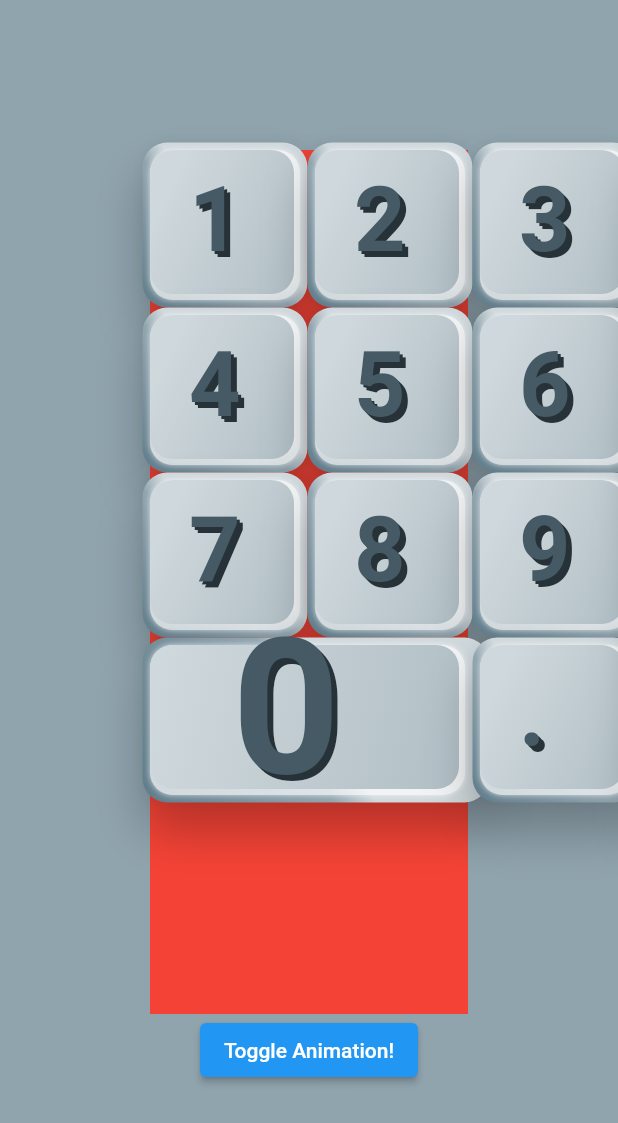
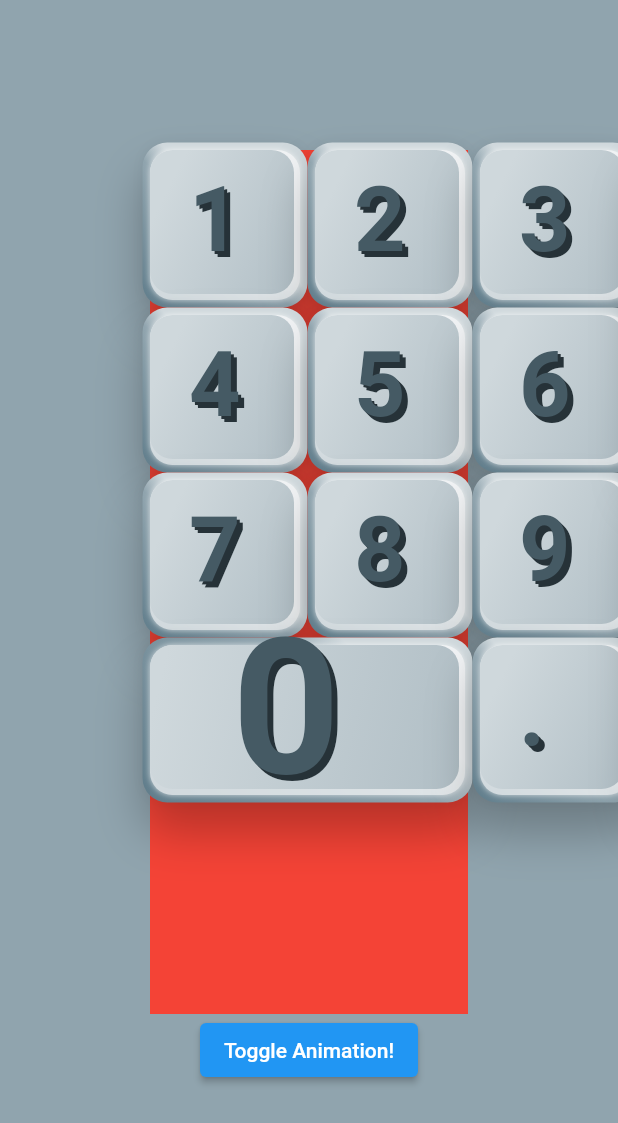
Before and after one commit to Roaa94/flutter_3d_calculator, a Flutter app: the screen it shows after launch, on a phone screen of 412 x 824 dp. Shown: the top 1123 px of the screen. Run offline on Flutter 3.47's test engine with Material 2 defaults, Android fonts, the phone set to English and light mode, and no system bars.

Commit message:
chore: fixes keys sizing

```diff
--- a/lib/calculator.dart
+++ b/lib/calculator.dart
@@ -117,9 +117,9 @@ class _CalculatorState extends State<Calculator>
                             top: totalKeyWidth * 2,
                             left: totalKeyWidth * 3,
                             child: CalculatorKey(
+                              value: '-',
                               size: Constants.recVKeySize,
                               animationController: _animationController,
-                              value: '-',
                             ),
                           ),
                         ],
--- a/lib/constants.dart
+++ b/lib/constants.dart
@@ -3,7 +3,7 @@ import 'package:flutter/material.dart';
 class Constants {
   static const double keyBorderRadius = 15;
   static const Size squareKeySize = Size(100, 100);
-  static const Size recHKeySize = Size(100 * 2 + keysGap, 100);
-  static const Size recVKeySize = Size(100, 100 * 2 + keysGap);
+  static const Size recHKeySize = Size(100 * 2, 100);
+  static const Size recVKeySize = Size(100, 100 * 2);
   static const double keysGap = 10;
 }
--- a/lib/key_body_painter.dart
+++ b/lib/key_body_painter.dart
@@ -39,10 +39,14 @@ class KeyBodyPainter extends CustomPainter {
 
   @override
   void paint(Canvas canvas, Size size) {
+    double aspectRatio = keySize.width / keySize.height;
     final paint = Paint()
       ..shader = ui.Gradient.linear(
         Offset(0, keySize.height),
-        Offset(keySize.width, 0),
+        Offset(
+          keySize.width,
+          keySize.height * (1 - aspectRatio),
+        ),
         [
           Colors.blueGrey.shade500,
           Colors.blueGrey.shade300,
```
Also changed, not shown: lib/key_face_painter.dart (+15 -10 lines).
